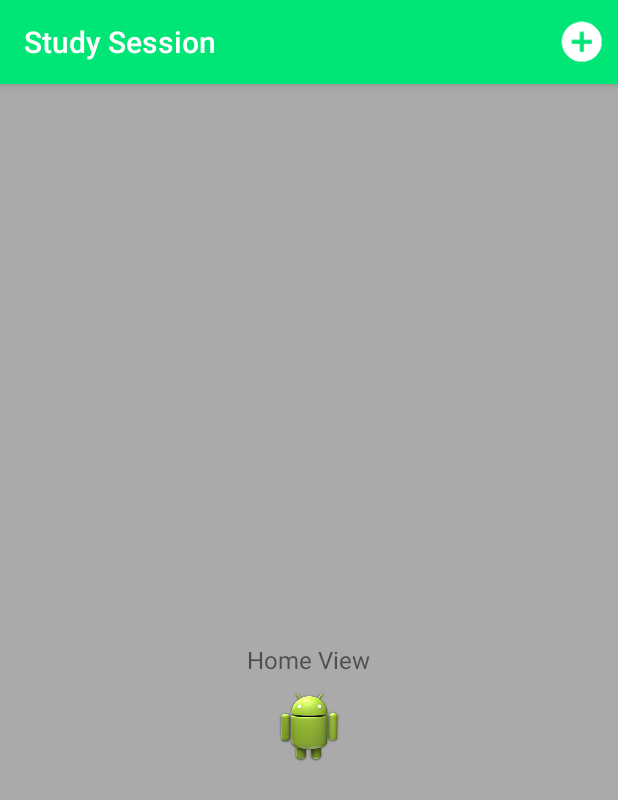
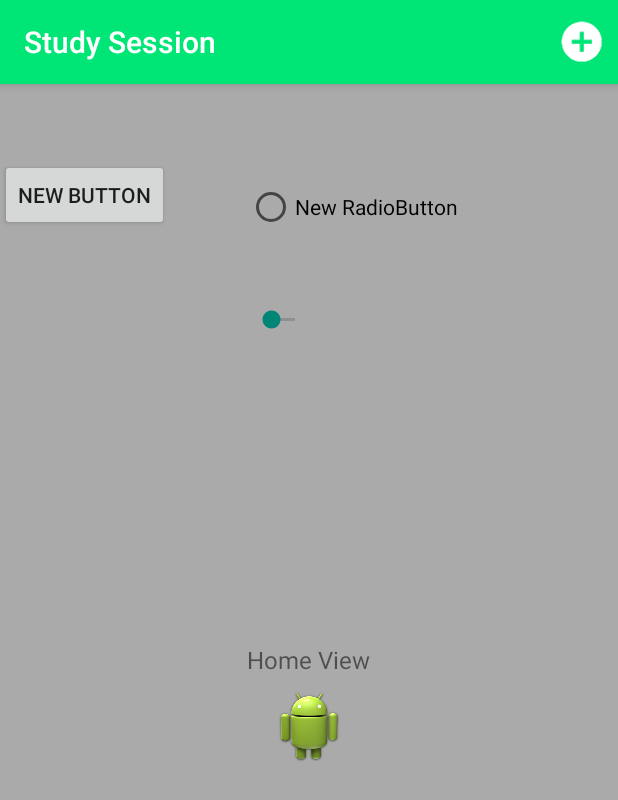
Before and after one commit to Kly4/Iuvo, an Android app: the fragment HomeFragment placed in its activity, on a phone screen of 412 x 824 dp. Shown: the top 800 px of the screen. Run offline under Robolectric (Android 15) with nearby library versions, the phone set to English and light mode, and no system bars; libraries missing offline, so code that uses them is left out: io.realm; 4 statements that could not run were skipped.

Commit message:
MainActivity Fix

```diff
--- a/app/build.gradle
+++ b/app/build.gradle
@@ -27,4 +27,5 @@ dependencies {
     compile 'com.google.code.gson:gson:2.3.1'
     compile 'com.squareup.retrofit:retrofit:1.8.0'
 
+
 }
--- a/app/src/main/java/com/iuvo/iuvo/MainActivity.java
+++ b/app/src/main/java/com/iuvo/iuvo/MainActivity.java
@@ -7,8 +7,6 @@ import android.content.Intent;
 import android.content.SharedPreferences;
 import android.content.res.Configuration;
 import android.content.res.TypedArray;
-import android.graphics.Color;
-import android.graphics.drawable.GradientDrawable;
 import android.os.Bundle;
 import android.support.v4.widget.DrawerLayout;
 import android.support.v7.app.ActionBarActivity;
@@ -17,36 +15,22 @@ import android.util.Log;
 import android.view.Menu;
 import android.view.MenuItem;
 import android.view.View;
-import android.view.ViewGroup;
 import android.widget.AdapterView;
-import android.widget.CheckBox;
-import android.widget.CompoundButton;
-import android.widget.LinearLayout;
 import android.widget.ListView;
-import android.widget.TextView;
 
 import com.iuvo.iuvo.schemas.Course;
 import com.iuvo.iuvo.schemas.Event;
 import com.iuvo.iuvo.server.AsyncServer;
 import com.iuvo.iuvo.server.Deserializer;
-import com.iuvo.iuvo.slidingmenu.CommunityFragment;
 import com.iuvo.iuvo.slidingmenu.FindPeopleFragment;
-import com.iuvo.iuvo.slidingmenu.HomeFragment;
 import com.iuvo.iuvo.slidingmenu.NavDrawerItem;
-import com.iuvo.iuvo.slidingmenu.PagesFragment;
-import com.iuvo.iuvo.slidingmenu.PhotosFragment;
-import com.iuvo.iuvo.slidingmenu.WhatsHotFragment;
 import com.iuvo.iuvo.slidingmenu.adapter.NavDrawerListAdapter;
 
-import java.text.DateFormat;
-import java.text.SimpleDateFormat;
 import java.util.ArrayList;
-import java.util.HashMap;
 
 import io.realm.Realm;
-import io.realm.RealmBaseAdapter;
 import io.realm.RealmChangeListener;
-import io.realm.RealmResults;
+
 
 
 
@@ -121,17 +105,17 @@ public class MainActivity extends ActionBarActivity {
 
         // adding nav drawer items to array
         // Home
-        navDrawerItems.add(new NavDrawerItem(navMenuTitles[0], navMenuIcons.getResourceId(0, -1)));
+        navDrawerItems.add(new NavDrawerItem("All Study Sessions", navMenuIcons.getResourceId(0, -1)));
         // Find People
-        navDrawerItems.add(new NavDrawerItem(navMenuTitles[1], navMenuIcons.getResourceId(1, -1)));
+        navDrawerItems.add(new NavDrawerItem("My Study Sessions", navMenuIcons.getResourceId(1, -1)));
         // Photos
-        navDrawerItems.add(new NavDrawerItem(navMenuTitles[2], navMenuIcons.getResourceId(2, -1)));
-        // Communities, Will add a counter here
-        navDrawerItems.add(new NavDrawerItem(navMenuTitles[3], navMenuIcons.getResourceId(3, -1), true, "22"));
-        // Pages
-        navDrawerItems.add(new NavDrawerItem(navMenuTitles[4], navMenuIcons.getResourceId(4, -1)));
-        // What's hot, We  will add a counter here
-        navDrawerItems.add(new NavDrawerItem(navMenuTitles[5], navMenuIcons.getResourceId(5, -1), true, "50+"));
+        navDrawerItems.add(new NavDrawerItem("Profile Setup", navMenuIcons.getResourceId(2, -1)));
+//        // Communities, Will add a counter here
+//        navDrawerItems.add(new NavDrawerItem(navMenuTitles[3], navMenuIcons.getResourceId(3, -1), true, "22"));
+//        // Pages
+//        navDrawerItems.add(new NavDrawerItem(navMenuTitles[4], navMenuIcons.getResourceId(4, -1)));
+//        // What's hot, We  will add a counter here
+//        navDrawerItems.add(new NavDrawerItem(navMenuTitles[5], navMenuIcons.getResourceId(5, -1), true, "50+"));
 
 
         // Recycle the typed array
@@ -192,23 +176,26 @@ public class MainActivity extends ActionBarActivity {
         Fragment fragment = null;
         switch (position) {
             case 0:
-                fragment = new HomeFragment();
+                //fragment = new HomeFragment();
+                Intent intent = new Intent(this, MainActivity.class);
+                startActivity(intent);
                 break;
             case 1:
                 fragment = new FindPeopleFragment();
                 break;
             case 2:
-                fragment = new PhotosFragment();
+                Intent intent1 = new Intent(this, ProfileSetup.class);
+                startActivity(intent1);;
                 break;
-            case 3:
-                fragment = new CommunityFragment();
-                break;
-            case 4:
-                fragment = new PagesFragment();
-                break;
-            case 5:
-                fragment = new WhatsHotFragment();
-                break;
+//            case 3:
+//                fragment = new CommunityFragment();
+//                break;
+//            case 4:
+//                fragment = new PagesFragment();
+//                break;
+//            case 5:
+//                fragment = new WhatsHotFragment();
+//                break;
 
             default:
                 break;
--- a/app/src/main/java/com/iuvo/iuvo/ProfileSetup.java
+++ b/app/src/main/java/com/iuvo/iuvo/ProfileSetup.java
@@ -23,8 +23,8 @@ import android.widget.TextView;
 
 import com.iuvo.iuvo.schemas.Course;
 import com.iuvo.iuvo.server.AsyncServer;
+import com.iuvo.iuvo.server.CourseInfo;
 import com.iuvo.iuvo.server.Deserializer;
-import com.iuvo.iuvo.server.CourseInfo;
 
 import java.util.ArrayList;
 import java.util.Collection;
--- a/app/src/main/res/layout/activity_main.xml
+++ b/app/src/main/res/layout/activity_main.xml
@@ -1,25 +1,24 @@
 <RelativeLayout xmlns:android="http://schemas.android.com/apk/res/android"
     xmlns:tools="http://schemas.android.com/tools" android:layout_width="match_parent"
     android:layout_height="match_parent"
-    tools:context=".MainActivity"
-    android:background="@android:color/darker_gray">
+    tools:context=".MainActivity">
 
-
-    <ListView
-        android:id="@+id/event_list"
-        android:layout_width="fill_parent"
-        android:layout_height="wrap_content"
-        style="@android:style/Widget.DeviceDefault.Light.ListView"
-        android:background="@android:color/white">
-
-
-    </ListView>
 
     <android.support.v4.widget.DrawerLayout
         xmlns:android="http://schemas.android.com/apk/res/android"
         android:id="@+id/drawer_layout"
         android:layout_width="match_parent"
         android:layout_height="match_parent">
+
+        <ListView
+            android:id="@+id/event_list"
+            android:layout_width="fill_parent"
+            android:layout_height="wrap_content"
+            style="@android:style/Widget.DeviceDefault.Light.ListView"
+            android:background="@android:color/darker_gray">
+
+
+        </ListView>
 
         <!-- Framelayout to display Fragments -->
         <FrameLayout
--- a/app/src/main/res/layout/drawer.xml
+++ b/app/src/main/res/layout/drawer.xml
@@ -9,6 +9,8 @@
         android:layout_width="match_parent"
         android:layout_height="match_parent" />
     <!-- The navigation drawer -->
+
+
     <ListView android:id="@+id/left_drawer"
         android:layout_width="240dp"
         android:layout_height="match_parent"
--- a/app/src/main/res/layout/fragment_home.xml
+++ b/app/src/main/res/layout/fragment_home.xml
@@ -18,5 +18,30 @@
         android:layout_centerHorizontal="true"
         android:layout_marginTop="10dp"/>
 
+    <Button
+        android:layout_width="wrap_content"
+        android:layout_height="wrap_content"
+        android:text="New Button"
+        android:id="@+id/button2"
+        android:layout_alignParentTop="true"
+        android:layout_alignParentStart="true"
+        android:layout_marginTop="50dp" />
+
+    <RadioButton
+        android:layout_width="wrap_content"
+        android:layout_height="wrap_content"
+        android:text="New RadioButton"
+        android:id="@+id/radioButton"
+        android:layout_alignBottom="@+id/button2"
+        android:layout_alignStart="@+id/txtLabel" />
+
+    <SeekBar
+        android:layout_width="wrap_content"
+        android:layout_height="wrap_content"
+        android:id="@+id/seekBar"
+        android:layout_below="@+id/radioButton"
+        android:layout_alignStart="@+id/radioButton"
+        android:layout_marginTop="50dp" />
+
 
 </RelativeLayout>
--- a/app/src/main/res/layout/row_layout.xml
+++ b/app/src/main/res/layout/row_layout.xml
@@ -1,7 +1,8 @@
 <?xml version="1.0" encoding="utf-8"?>
 <RelativeLayout xmlns:android="http://schemas.android.com/apk/res/android"
     android:layout_width="match_parent" android:layout_height="match_parent"
-    android:paddingTop="10sp">
+    android:paddingTop="10sp"
+    android:background="@android:color/white">
 
     <LinearLayout
         android:id="@+id/midblock"
```
Also changed, not shown: app/src/main/java/com/iuvo/iuvo/slidingmenu/PagesFragment.java (line endings or trailing spaces), 1 other file.
